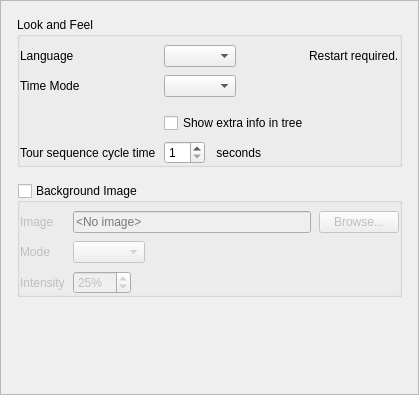
Above: client/src/ui/widgets/local_settings/look_and_feel_preferences_widget.ui from networkoptix/nx_open before the change. Below: the same form after it.
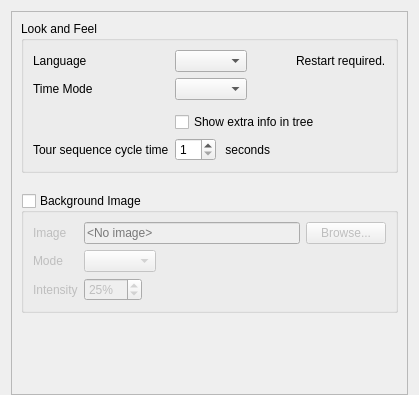
That is the form after the change. Custom widgets are drawn as their Qt base class.

Diff of the .ui file:
```diff
--- a/client/src/ui/widgets/local_settings/look_and_feel_preferences_widget.ui
+++ b/client/src/ui/widgets/local_settings/look_and_feel_preferences_widget.ui
@@ -14,18 +14,6 @@
    <string/>
   </property>
   <layout class="QVBoxLayout" name="verticalLayout_3">
-   <property name="spacing">
-    <number>0</number>
-   </property>
-   <property name="leftMargin">
-    <number>0</number>
-   </property>
-   <property name="topMargin">
-    <number>0</number>
-   </property>
-   <property name="rightMargin">
-    <number>0</number>
-   </property>
    <property name="bottomMargin">
     <number>0</number>
    </property>
@@ -45,8 +33,8 @@
        <rect>
         <x>0</x>
         <y>0</y>
-        <width>417</width>
-        <height>286</height>
+        <width>399</width>
+        <height>300</height>
        </rect>
       </property>
       <property name="sizePolicy">
@@ -57,19 +45,7 @@
       </property>
       <layout class="QVBoxLayout" name="verticalLayout">
        <property name="spacing">
-        <number>16</number>
-       </property>
-       <property name="leftMargin">
-        <number>16</number>
-       </property>
-       <property name="topMargin">
-        <number>16</number>
-       </property>
-       <property name="rightMargin">
-        <number>16</number>
-       </property>
-       <property name="bottomMargin">
-        <number>0</number>
+        <number>20</number>
        </property>
        <item>
         <widget class="QGroupBox" name="lookAndFeelGroupBox">
@@ -80,24 +56,6 @@
           <bool>true</bool>
          </property>
          <layout class="QFormLayout" name="formLayout">
-          <property name="horizontalSpacing">
-           <number>8</number>
-          </property>
-          <property name="verticalSpacing">
-           <number>8</number>
-          </property>
-          <property name="leftMargin">
-           <number>0</number>
-          </property>
-          <property name="topMargin">
-           <number>8</number>
-          </property>
-          <property name="rightMargin">
-           <number>0</number>
-          </property>
-          <property name="bottomMargin">
-           <number>0</number>
-          </property>
           <item row="0" column="0">
            <widget class="QLabel" name="languageLabel">
             <property name="text">
@@ -218,24 +176,6 @@
           <bool>false</bool>
          </property>
          <layout class="QFormLayout" name="formLayout_3">
-          <property name="horizontalSpacing">
-           <number>8</number>
-          </property>
-          <property name="verticalSpacing">
-           <number>8</number>
-          </property>
-          <property name="leftMargin">
-           <number>0</number>
-          </property>
-          <property name="topMargin">
-           <number>8</number>
-          </property>
-          <property name="rightMargin">
-           <number>0</number>
-          </property>
-          <property name="bottomMargin">
-           <number>0</number>
-          </property>
           <item row="0" column="0">
            <widget class="QLabel" name="imageNameLabel">
             <property name="text">
```
